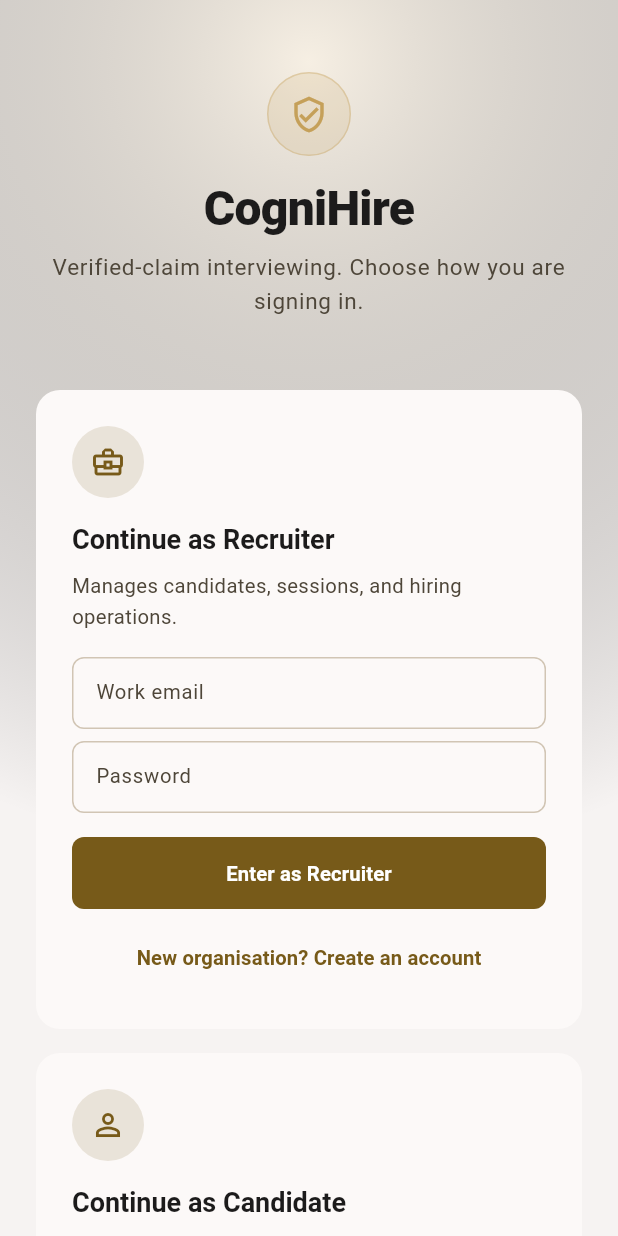
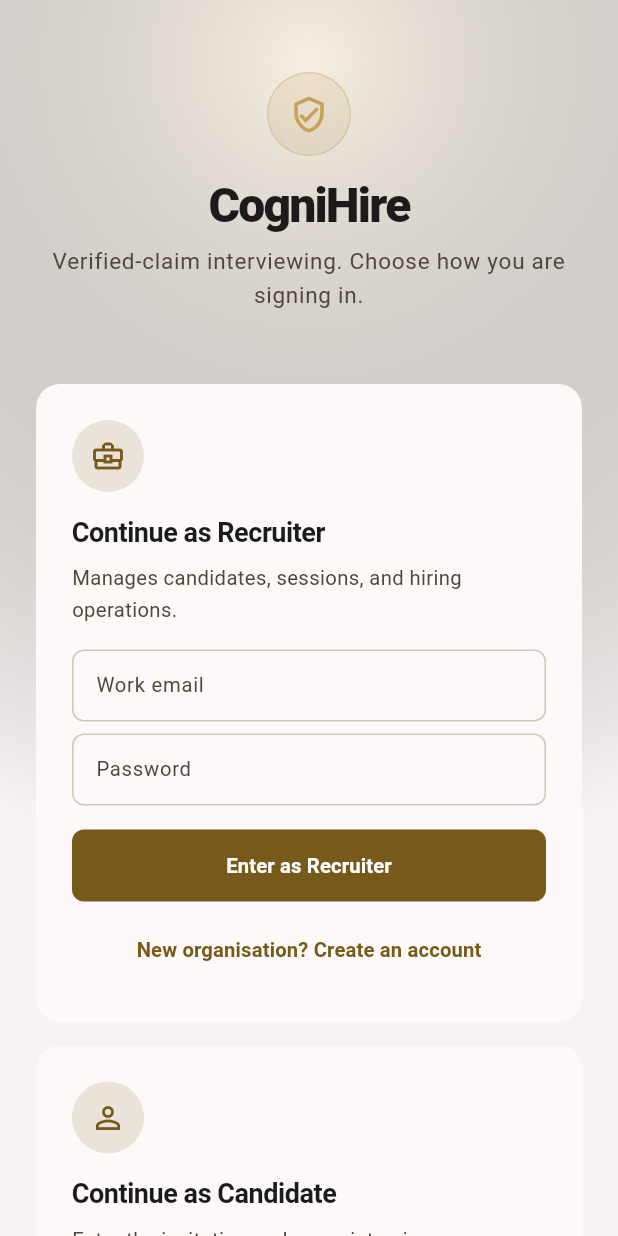
Before and after one commit to devesh-386/cognihire-, a Flutter app: the screen it shows after launch, on a phone screen of 412 x 824 dp. Run offline on Flutter 3.47's test engine with Material 3 defaults, Android fonts, the phone set to English and light mode, and no system bars; our stand-ins replace camera, csv, file_picker, flutter_tts, speech_to_text, supabase_flutter; missing offline and left inert: mailer, syncfusion_flutter_pdf; accounts and stored records are empty.

Commit message:
Apply Apple design laws to the Flutter app: size-specific inverse tracking/leading across the type scale, spring-eased shared-axis page transitions, and press-tracking splash; regenerate home goldens
Co-Authored-By: Claude Sonnet 5 <noreply@anthropic.com>

```diff
--- a/lib/core/design/app_theme.dart
+++ b/lib/core/design/app_theme.dart
@@ -38,6 +38,7 @@
 /// expressed in colour, and this product does not have one.
 library;
 
+import 'package:flutter/cupertino.dart' show CupertinoPageTransitionsBuilder;
 import 'package:flutter/material.dart';
 
 /// Spacing scale. 4pt rhythm — every gap in the app should come from here
@@ -337,37 +338,47 @@ abstract final class AppTheme {
     // Explicit type scale rather than Material's defaults. The point is a
     // deliberate step between sizes and a weight hierarchy that carries
     // structure — headings 700, labels 600, body 400.
+    //
+    // Apple type rule: tracking and leading are size-specific and inverse to
+    // each other — the larger the type, the tighter both get. So the display
+    // face carries the most-negative tracking (-0.037em) and the tightest
+    // leading (1.06), easing toward neutral tracking and 1.55 leading on body.
+    // Optical: at 32px a fixed -0.5 was under-tight and 1.2 leading left
+    // headings looking loose next to the tightened portal.
     final text = TextTheme(
       displaySmall: TextStyle(
         fontSize: 32,
-        height: 1.2,
+        height: 1.06,
         fontWeight: FontWeight.w800,
-        letterSpacing: -0.5,
+        letterSpacing: -1.2,
         color: scheme.onSurface,
       ),
       headlineSmall: TextStyle(
         fontSize: 22,
-        height: 1.3,
+        height: 1.15,
         fontWeight: FontWeight.w700,
-        letterSpacing: -0.2,
+        letterSpacing: -0.55,
         color: scheme.onSurface,
       ),
       titleLarge: TextStyle(
         fontSize: 18,
-        height: 1.35,
+        height: 1.25,
         fontWeight: FontWeight.w700,
+        letterSpacing: -0.3,
         color: scheme.onSurface,
       ),
       titleMedium: TextStyle(
         fontSize: 15,
         height: 1.4,
         fontWeight: FontWeight.w600,
+        letterSpacing: -0.15,
         color: scheme.onSurface,
       ),
       titleSmall: TextStyle(
         fontSize: 13.5,
         height: 1.4,
         fontWeight: FontWeight.w600,
+        letterSpacing: -0.1,
         color: scheme.onSurface,
       ),
       // 1.55 line-height on body — inside the 1.5–1.75 readable band.
@@ -420,6 +431,29 @@ abstract final class AppTheme {
       textTheme: text,
       extensions: [evidence, brand],
       visualDensity: VisualDensity.standard,
+
+      // Apple motion rule: route changes read as one continuous, spring-like
+      // move rather than a fade. The shared-axis transition slides along the
+      // horizontal axis with Material 3's emphasised easing (a critically
+      // damped curve, no overshoot) — directional and interruptible, and it
+      // telegraphs where the new screen comes from. `FadeForwardsPageTransitionsBuilder`
+      // is M3's own take on this and falls back to a plain fade under
+      // `MediaQuery.disableAnimations` (which reduce-motion sets), so it needs
+      // no separate reduced-motion branch.
+      pageTransitionsTheme: const PageTransitionsTheme(
+        builders: {
+          TargetPlatform.android: FadeForwardsPageTransitionsBuilder(),
+          TargetPlatform.iOS: CupertinoPageTransitionsBuilder(),
+          TargetPlatform.macOS: CupertinoPageTransitionsBuilder(),
+          TargetPlatform.windows: FadeForwardsPageTransitionsBuilder(),
+          TargetPlatform.linux: FadeForwardsPageTransitionsBuilder(),
+        },
+      ),
+
+      // Feedback on press, not release, and quicker to depress than to release
+      // (Apple: the touch-down state should feel instant). A shorter splash
+      // fade-in makes the ripple track the finger rather than lag it.
+      splashFactory: InkSparkle.splashFactory,
 
       appBarTheme: AppBarTheme(
         backgroundColor: scheme.surface,
```
Also changed, not shown: 3 other files.
